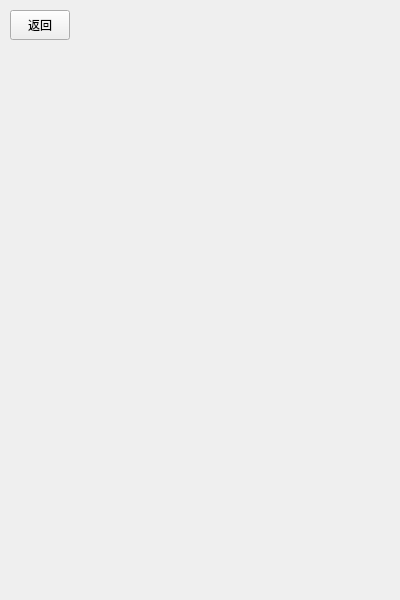
First picture: the form in mainwindow.ui, repository HowLeeHi/Reciter, before the edit.
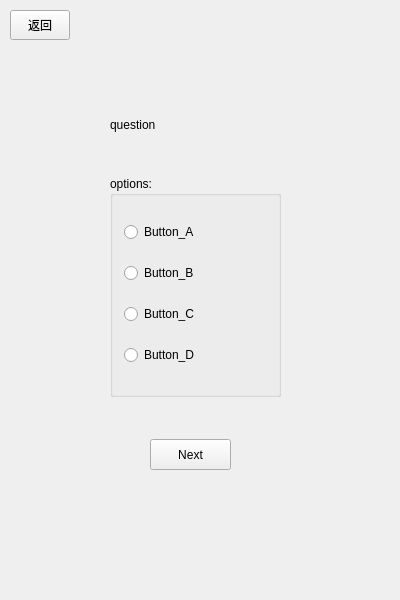
Second picture: the form after the edit. The open tabs and pages were chosen to show the change.

Commit message: 增加了quiz的功能，但还没实现

What changed in the file:
```diff
--- a/mainwindow.ui
+++ b/mainwindow.ui
@@ -660,6 +660,122 @@
        <string>返回</string>
       </property>
      </widget>
+     <widget class="QStackedWidget" name="stackedWidget_3">
+      <property name="geometry">
+       <rect>
+        <x>0</x>
+        <y>49</y>
+        <width>401</width>
+        <height>501</height>
+       </rect>
+      </property>
+      <property name="currentIndex">
+       <number>1</number>
+      </property>
+      <widget class="QWidget" name="page_4">
+       <widget class="QLabel" name="test_title">
+        <property name="geometry">
+         <rect>
+          <x>20</x>
+          <y>30</y>
+          <width>361</width>
+          <height>91</height>
+         </rect>
+        </property>
+        <property name="text">
+         <string>                  本考试共有20个题，全部为选择题，每题1分。
+                   选择你认为正确的答案，点击确认开始考试。</string>
+        </property>
+       </widget>
+       <widget class="QPushButton" name="test_confirm_button">
+        <property name="geometry">
+         <rect>
+          <x>140</x>
+          <y>160</y>
+          <width>121</width>
+          <height>61</height>
+         </rect>
+        </property>
+        <property name="text">
+         <string>确认</string>
+        </property>
+       </widget>
+      </widget>
+      <widget class="QWidget" name="page_5">
+       <widget class="QLabel" name="question">
+        <property name="geometry">
+         <rect>
+          <x>110</x>
+          <y>60</y>
+          <width>121</width>
+          <height>31</height>
+         </rect>
+        </property>
+        <property name="text">
+         <string>question</string>
+        </property>
+       </widget>
+       <widget class="QGroupBox" name="options">
+        <property name="geometry">
+         <rect>
+          <x>110</x>
+          <y>127</y>
+          <width>171</width>
+          <height>221</height>
+         </rect>
+        </property>
+        <property name="title">
+         <string>options:</string>
+        </property>
+        <property name="flat">
+         <bool>false</bool>
+        </property>
+        <layout class="QVBoxLayout" name="verticalLayout_3">
+         <item>
+          <widget class="QRadioButton" name="Button_A">
+           <property name="text">
+            <string>Button_A</string>
+           </property>
+          </widget>
+         </item>
+         <item>
+          <widget class="QRadioButton" name="Button_B">
+           <property name="text">
+            <string>Button_B</string>
+           </property>
+          </widget>
+         </item>
+         <item>
+          <widget class="QRadioButton" name="Button_D">
+           <property name="text">
+            <string>Button_C</string>
+           </property>
+          </widget>
+         </item>
+         <item>
+          <widget class="QRadioButton" name="Button_C">
+           <property name="text">
+            <string>Button_D</string>
+           </property>
+          </widget>
+         </item>
+        </layout>
+       </widget>
+       <widget class="QPushButton" name="test_next">
+        <property name="geometry">
+         <rect>
+          <x>150</x>
+          <y>390</y>
+          <width>81</width>
+          <height>31</height>
+         </rect>
+        </property>
+        <property name="text">
+         <string>Next</string>
+        </property>
+       </widget>
+      </widget>
+     </widget>
     </widget>
     <widget class="QWidget" name="Schedule">
      <widget class="QPushButton" name="Schedule_back">
```
Left out of the diff: 10 changed lines with no effect on the pictures. The commit also changes 2 other files.
